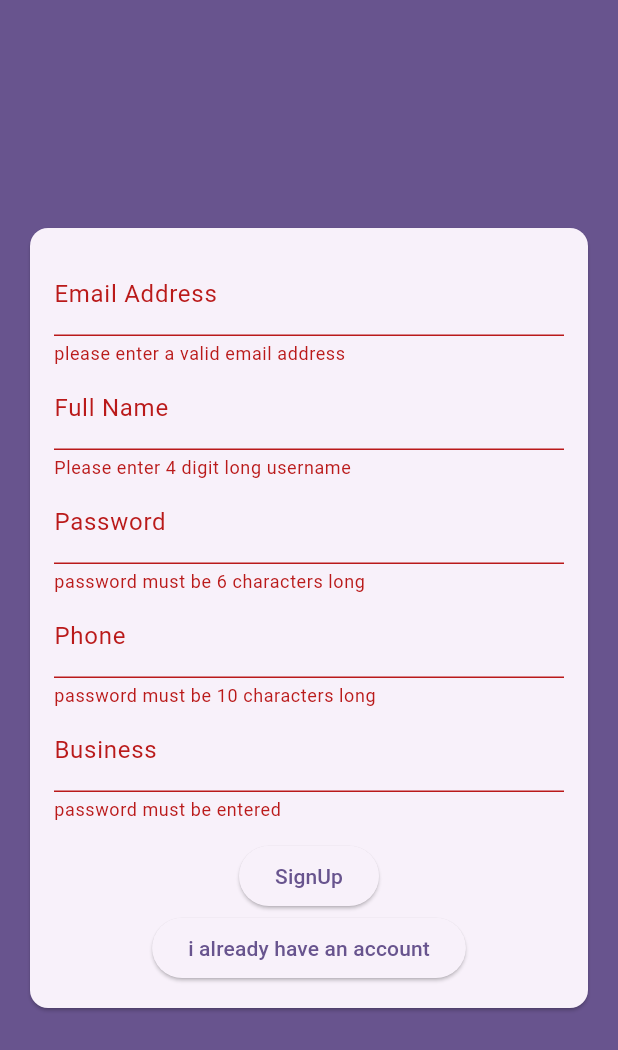
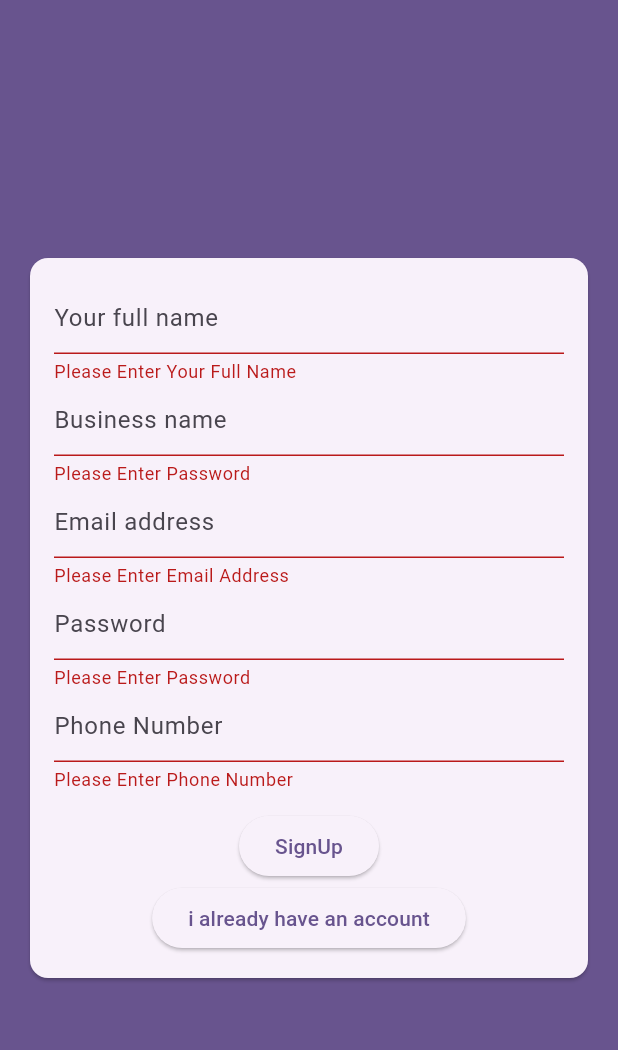
Before and after one commit to huzaifa7890/pos-app, a Flutter app: the screen it shows after launch, after a tap on "Login", after a tap on "Create New Account", after a tap on "SignUp", on a phone screen of 412 x 824 dp. Shown: the top 1050 px of the screen. Run offline on Flutter 3.47's test engine with Material 2 defaults, Android fonts, the phone set to English and light mode, and no system bars.

Commit message:
constants added

```diff
--- a/lib/constants.dart
+++ b/lib/constants.dart
@@ -1,14 +1,21 @@
+// Global
+// ignore_for_file: constant_identifier_names
 
-// Global
-const String BASE_API_URL="https://devapi.pixelone.app/ems/api/v2";
+const String BASE_API_URL = "https://devapi.pixelone.app/ems/api/v2";
 
 // Signup page
 
-const String HT_FULL_NAME="Your full name";
-const String HT_EMAIL_ADDRESS="Email address";
-const String HT_BUSINESS_NAME="Business name";
-const String HT_PASSWORD="Password";
-const String HT_PHONE_NO="Phone Number";
-const String LABEL_REGISTER="Register";
+const String HT_FULL_NAME = "Your full name";
+const String HT_EMAIL_ADDRESS = "Email address";
+const String HT_BUSINESS_NAME = "Business name";
+const String HT_PASSWORD = "Password";
+const String HT_PHONE_NO = "Phone Number";
+const String LABEL_REGISTER = "Register";
+
+const String SH_Full_Name_Error = "Please Enter Your Full Name";
+const String SH_Business_Error = "Please Enter Your Business";
+const String SH_Email_Error = "Please Enter Email Address";
+const String SH_Password_Error = "Please Enter Password";
+const String SH_Phone_Error = "Please Enter Phone Number";
 
 // Login page
--- a/lib/main.dart
+++ b/lib/main.dart
@@ -12,6 +12,7 @@ class MyApp extends StatelessWidget {
   @override
   Widget build(BuildContext context) {
     return MaterialApp(
+      debugShowCheckedModeBanner: false,
       title: 'Flutter Demo',
       theme: ThemeData(
         colorScheme: ColorScheme.fromSeed(seedColor: Colors.deepPurple),
--- a/lib/widgets/auth_form.dart
+++ b/lib/widgets/auth_form.dart
@@ -1,4 +1,5 @@
 import 'package:flutter/material.dart';
+import '../constants.dart' as Constants;
 
 class AuthForm extends StatefulWidget {
   AuthForm(this.submitFn, this.isLoading);
@@ -57,43 +58,61 @@ class _AuthFormState extends State<AuthForm> {
             child: Column(
               mainAxisSize: MainAxisSize.min,
               children: [
-                TextFormField(
-                  key: const ValueKey('email'),
-                  validator: (value) {
-                    if (value!.isEmpty || !value.contains('@')) {
-                      return 'please enter a valid email address';
-                    }
-                    return null;
-                  },
-                  keyboardType: TextInputType.emailAddress,
-                  decoration: const InputDecoration(labelText: 'Email Address'),
-                  onSaved: (value) {
-                    _userEmail = value!;
-                  },
-                ),
                 if (!_isLogin)
                   TextFormField(
                     key: const ValueKey('Fullname'),
                     validator: (value) {
                       if (value!.isEmpty || value.length < 4) {
-                        return 'Please enter 4 digit long username';
+                        return Constants.SH_Full_Name_Error;
                       }
                       return null;
                     },
-                    decoration: const InputDecoration(labelText: 'Full Name'),
+                    decoration:
+                        const InputDecoration(hintText: Constants.HT_FULL_NAME),
                     onSaved: (value) {
                       _userName = value!;
                     },
                   ),
+                if (!_isLogin)
+                  TextFormField(
+                    key: const ValueKey('Business'),
+                    validator: (value) {
+                      if (value!.isEmpty) {
+                        return Constants.SH_Password_Error;
+                      }
+                      return null;
+                    },
+                    decoration: const InputDecoration(
+                        hintText: Constants.HT_BUSINESS_NAME),
+                    onSaved: (value) {
+                      _userPassword = value!;
+                    },
+                  ),
+                TextFormField(
+                  key: const ValueKey('email'),
+                  validator: (value) {
+                    if (value!.isEmpty || !value.contains('@')) {
+                      return Constants.SH_Email_Error;
+                    }
+                    return null;
+                  },
+                  keyboardType: TextInputType.emailAddress,
+                  decoration: const InputDecoration(
+                      hintText: Constants.HT_EMAIL_ADDRESS),
+                  onSaved: (value) {
+                    _userEmail = value!;
+                  },
+                ),
                 TextFormField(
                   key: const ValueKey('password'),
                   validator: (value) {
                     if (value!.isEmpty || value.length < 6) {
-                      return 'password must be 6 characters long';
+                      return Constants.SH_Password_Error;
                     }
                     return null;
                   },
-                  decoration: const InputDecoration(labelText: 'Password'),
+                  decoration:
+                      const InputDecoration(hintText: Constants.HT_PASSWORD),
                   obscureText: true,
                   onSaved: (value) {
                     _userPassword = value!;
@@ -104,26 +123,13 @@ class _AuthFormState extends State<AuthForm> {
                     key: const ValueKey('phoneno'),
                     validator: (value) {
                       if (value!.isEmpty || value.length < 10) {
-                        return 'password must be 10 characters long';
+                        return Constants.SH_Phone_Error;
                       }
                       return null;
                     },
-                    decoration: const InputDecoration(labelText: 'Phone'),
+                    decoration:
+                        const InputDecoration(hintText: Constants.HT_PHONE_NO),
                     keyboardType: TextInputType.number,
-                    onSaved: (value) {
-                      _userPassword = value!;
-                    },
-                  ),
-                if (!_isLogin)
-                  TextFormField(
-                    key: const ValueKey('Business'),
-                    validator: (value) {
-                      if (value!.isEmpty) {
-                        return 'password must be entered';
-                      }
-                      return null;
-                    },
-                    decoration: const InputDecoration(labelText: 'Business'),
                     onSaved: (value) {
                       _userPassword = value!;
                     },
```
Also changed, not shown: lib/screens/auth_screen.dart (+14 -19 lines).
